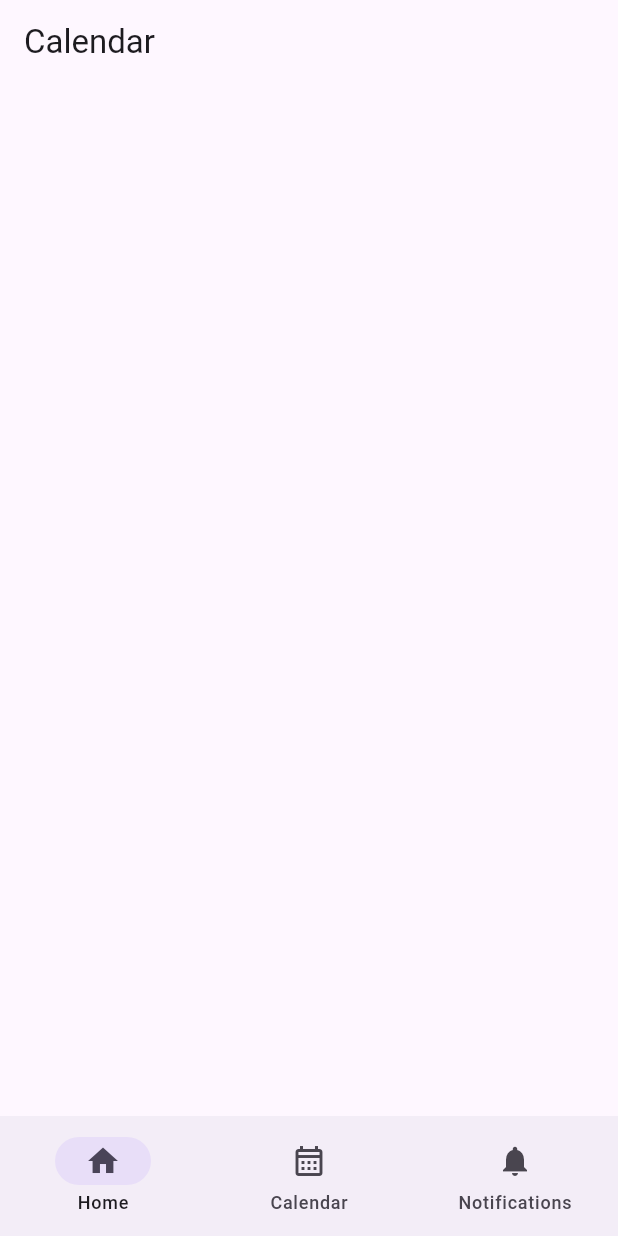
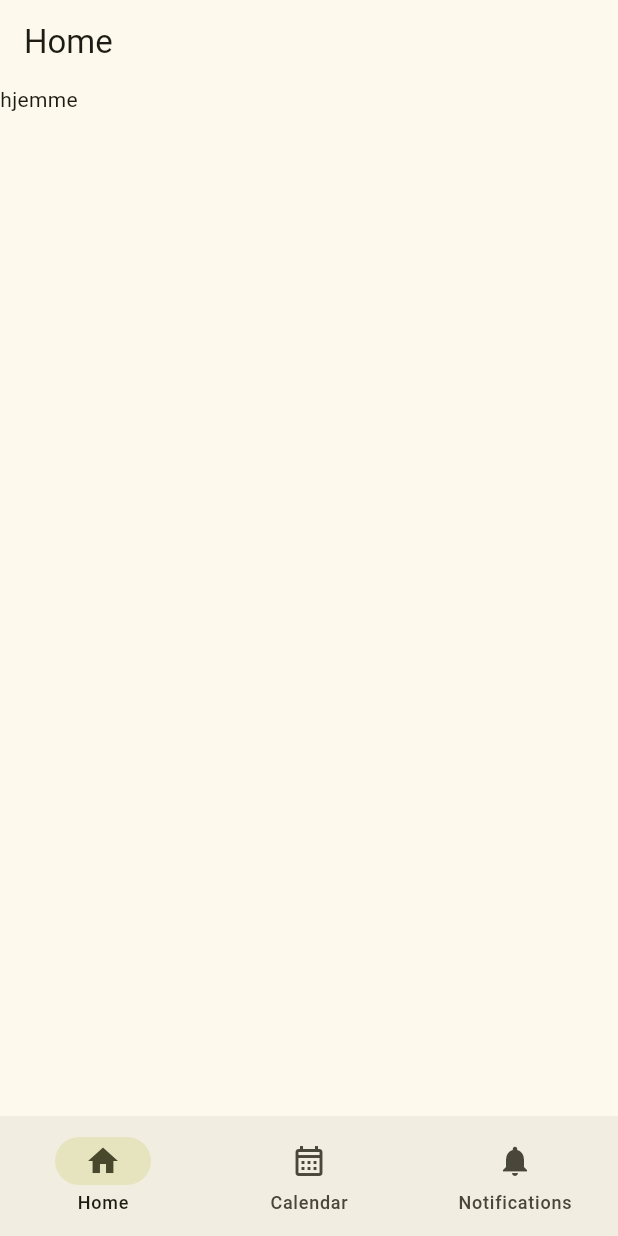
Before and after one commit to ellenritterbusch/urinary_incontinence_application, a Flutter app: the screen it shows after launch, on a phone screen of 412 x 824 dp. Run offline on Flutter 3.47's test engine with Material 3 defaults, Android fonts, the light colour scheme and no system bars.

Commit message:
WorkingNavigationBar

```diff
--- a/lib/BladderDiary/BladderDiaryPage.dart
+++ b/lib/BladderDiary/BladderDiaryPage.dart
@@ -14,6 +14,7 @@ class _BladderDiaryPageState extends State<BladderDiaryPage> {
       appBar: AppBar(
         title: const Text("Calendar"),
       ),
+      body: const Text('kalenderen'),
     );
   }
 }
--- /dev/null
+++ b/lib/Home/HomePage.dart
@@ -0,0 +1,21 @@
+import 'package:flutter/material.dart';
+
+class HomePage extends StatefulWidget {
+  const HomePage({super.key});
+
+  @override
+  State<HomePage> createState() => _HomePageState();
+}
+
+class _HomePageState extends State<HomePage> {
+  @override
+  Widget build(BuildContext context) {
+     return Scaffold(
+      appBar: AppBar(
+        title: const Text("Home"),
+      ),
+
+      body: const Text('hjemme'),
+    );
+  }
+}
--- a/lib/main.dart
+++ b/lib/main.dart
@@ -1,5 +1,8 @@
 import 'package:flutter/material.dart';
+//import 'package:google_fonts/google_fonts.dart';
 import 'package:urinary_incontinence_application/BladderDiary/BladderDiaryPage.dart';
+import 'package:urinary_incontinence_application/Home/HomePage.dart';
+import 'package:urinary_incontinence_application/Notifications/NotificationsPage.dart';
 
 void main() {
   runApp(
@@ -12,10 +15,27 @@ class MyApp extends StatelessWidget {
   @override
   Widget build(BuildContext context) {
     return MaterialApp(
-      title: "UrDiary",
       debugShowCheckedModeBanner: false, //fjerne "debug" markat
-      //theme: ThemeData(
-        //fontFamily: GoogleFonts.quicksand().fontFamily),
+      theme: ThemeData(
+        useMaterial3: true,
+        colorScheme: ColorScheme.fromSeed(
+          seedColor: Color.fromARGB(70, 239, 242, 40),
+          brightness: Brightness.light,
+        ),
+      // textTheme: TextTheme(
+      //     displayLarge: const TextStyle(
+      //       fontSize: 72,
+      //       fontWeight: FontWeight.bold,
+      //     ),
+      //     // ···
+      //     titleLarge: GoogleFonts.oswald(
+      //       fontSize: 30,
+      //       fontStyle: FontStyle.italic,
+      //     ),
+      //     bodyMedium: GoogleFonts.merriweather(),
+      //     displaySmall: GoogleFonts.pacifico(),
+      //  ),
+        ),
       home: const RootPage()
     );
   }
@@ -32,27 +52,27 @@ class RootPage extends StatefulWidget { //vigtigt at denne er stateful - betyder
 class _RootPageState extends State<RootPage> {
   int currentPage = 0;
   List<Widget> pages = [
-    //const HomePage(),
+    const HomePage(),
     const BladderDiaryPage(),
-    //const NotificationPage(),
+    const NotificationPage(),
   ];
 
   @override
   Widget build(BuildContext context) {
     return Scaffold(
-      body:
-      pages[currentPage],
-      bottomNavigationBar: NavigationBar(destinations: const [
-        NavigationDestination(icon: Icon(Icons.home), label: "Home"),
-        NavigationDestination(icon: Icon(Icons.calendar_month_outlined), label: "Calendar"),
-        NavigationDestination(icon: Icon(Icons.notifications), label: "Notifications")
-      ],
+      body: pages[currentPage],
+      bottomNavigationBar: NavigationBar(
       onDestinationSelected: (int index) {
           setState(() {
             currentPage = index;
           });
         },
-        selectedIndex: currentPage
+        selectedIndex: currentPage,
+        destinations: const [
+        NavigationDestination(icon: Icon(Icons.home), label: "Home"),
+        NavigationDestination(icon: Icon(Icons.calendar_month_outlined), label: "Calendar"),
+        NavigationDestination(icon: Icon(Icons.notifications), label: "Notifications")
+      ],
       ),
     );
   }
--- a/pubspec.yaml
+++ b/pubspec.yaml
@@ -36,6 +36,7 @@ dependencies:
   # The following adds the Cupertino Icons font to your application.
   # Use with the CupertinoIcons class for iOS style icons.
   cupertino_icons: ^1.0.2
+  # google_fonts: ^6.2.0
 
 
 dev_dependencies:
```
Also changed, not shown: lib/Notifications/NotificationsPage.dart (added, +20 -0 lines).
